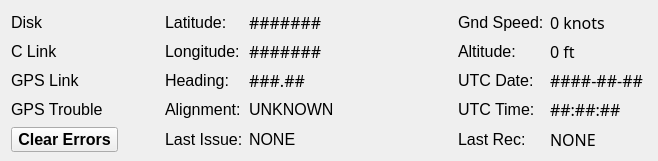
nasa-jpl/FlightView, file flightindicators.ui: the form before one commit.
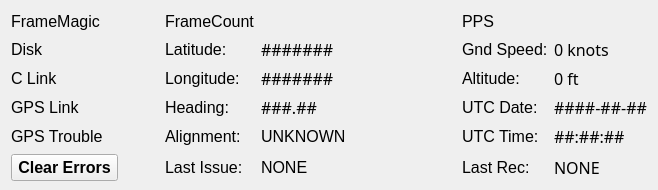
The form after the commit. Custom widgets are drawn as their Qt base class.

Commit message:
Frame row-zero checking
also removes a minor bug in the RTP server code and corrects for an
issue where the UDP logging was attempted when not configured.

Patch:
```diff
--- a/flightindicators.ui
+++ b/flightindicators.ui
@@ -7,19 +7,19 @@
     <x>0</x>
     <y>0</y>
     <width>658</width>
-    <height>161</height>
+    <height>190</height>
    </rect>
   </property>
   <property name="minimumSize">
    <size>
     <width>658</width>
-    <height>161</height>
+    <height>190</height>
    </size>
   </property>
   <property name="maximumSize">
    <size>
     <width>731</width>
-    <height>161</height>
+    <height>190</height>
    </size>
   </property>
   <property name="font">
@@ -34,7 +34,7 @@
    <property name="bottomMargin">
     <number>9</number>
    </property>
-   <item row="2" column="0">
+   <item row="3" column="0">
     <widget class="QLabel" name="label_15">
      <property name="font">
       <font>
@@ -46,7 +46,7 @@
      </property>
     </widget>
    </item>
-   <item row="0" column="3">
+   <item row="1" column="3">
     <widget class="QLabel" name="label_24">
      <property name="font">
       <font>
@@ -58,7 +58,7 @@
      </property>
     </widget>
    </item>
-   <item row="1" column="3">
+   <item row="2" column="3">
     <widget class="QLabel" name="label_11">
      <property name="font">
       <font>
@@ -70,7 +70,7 @@
      </property>
     </widget>
    </item>
-   <item row="3" column="1">
+   <item row="4" column="1">
     <widget class="QLedLabel" name="gpsTroubleLED">
      <property name="minimumSize">
       <size>
@@ -88,7 +88,7 @@
      </property>
     </widget>
    </item>
-   <item row="2" column="7">
+   <item row="3" column="7">
     <widget class="QLabel" name="utcDateLabel">
      <property name="font">
       <font>
@@ -101,7 +101,7 @@
      </property>
     </widget>
    </item>
-   <item row="0" column="4">
+   <item row="1" column="4">
     <widget class="QLabel" name="latLabel">
      <property name="font">
       <font>
@@ -114,7 +114,7 @@
      </property>
     </widget>
    </item>
-   <item row="2" column="6">
+   <item row="3" column="6">
     <widget class="QLabel" name="label_56">
      <property name="font">
       <font>
@@ -126,7 +126,7 @@
      </property>
     </widget>
    </item>
-   <item row="1" column="0">
+   <item row="2" column="0">
     <widget class="QLabel" name="imageLabel">
      <property name="font">
       <font>
@@ -138,20 +138,20 @@
      </property>
     </widget>
    </item>
-   <item row="1" column="4">
-    <widget class="QLabel" name="longLabel">
-     <property name="font">
-      <font>
-       <family>IntelOne Mono</family>
-       <pointsize>12</pointsize>
-      </font>
-     </property>
-     <property name="text">
-      <string>#######</string>
-     </property>
-    </widget>
-   </item>
    <item row="2" column="4">
+    <widget class="QLabel" name="longLabel">
+     <property name="font">
+      <font>
+       <family>IntelOne Mono</family>
+       <pointsize>12</pointsize>
+      </font>
+     </property>
+     <property name="text">
+      <string>#######</string>
+     </property>
+    </widget>
+   </item>
+   <item row="3" column="4">
     <widget class="QLabel" name="headingLabel">
      <property name="font">
       <font>
@@ -164,7 +164,7 @@
      </property>
     </widget>
    </item>
-   <item row="0" column="2">
+   <item row="1" column="2">
     <widget class="QLabel" name="label_60">
      <property name="minimumSize">
       <size>
@@ -183,7 +183,7 @@
      </property>
     </widget>
    </item>
-   <item row="0" column="6">
+   <item row="1" column="6">
     <widget class="QLabel" name="label_26">
      <property name="font">
       <font>
@@ -195,7 +195,7 @@
      </property>
     </widget>
    </item>
-   <item row="0" column="8">
+   <item row="1" column="8">
     <spacer name="horizontalSpacer">
      <property name="orientation">
       <enum>Qt::Horizontal</enum>
@@ -208,7 +208,7 @@
      </property>
     </spacer>
    </item>
-   <item row="0" column="7">
+   <item row="1" column="7">
     <widget class="QLabel" name="groundSpeedLabel">
      <property name="font">
       <font>
@@ -221,7 +221,7 @@
      </property>
     </widget>
    </item>
-   <item row="1" column="6">
+   <item row="2" column="6">
     <widget class="QLabel" name="label_28">
      <property name="font">
       <font>
@@ -233,7 +233,7 @@
      </property>
     </widget>
    </item>
-   <item row="0" column="1">
+   <item row="1" column="1">
     <widget class="QLedLabel" name="diskLED">
      <property name="minimumSize">
       <size>
@@ -251,7 +251,7 @@
      </property>
     </widget>
    </item>
-   <item row="2" column="3">
+   <item row="3" column="3">
     <widget class="QLabel" name="label_20">
      <property name="font">
       <font>
@@ -263,7 +263,7 @@
      </property>
     </widget>
    </item>
-   <item row="1" column="1">
+   <item row="2" column="1">
     <widget class="QLedLabel" name="imageLED">
      <property name="minimumSize">
       <size>
@@ -281,7 +281,7 @@
      </property>
     </widget>
    </item>
-   <item row="1" column="7">
+   <item row="2" column="7">
     <widget class="QLabel" name="altitudeLabel">
      <property name="font">
       <font>
@@ -294,7 +294,7 @@
      </property>
     </widget>
    </item>
-   <item row="0" column="0">
+   <item row="1" column="0">
     <widget class="QLabel" name="label_2">
      <property name="font">
       <font>
@@ -306,7 +306,7 @@
      </property>
     </widget>
    </item>
-   <item row="0" column="5">
+   <item row="1" column="5">
     <widget class="QLabel" name="label_7">
      <property name="minimumSize">
       <size>
@@ -325,7 +325,7 @@
      </property>
     </widget>
    </item>
-   <item row="3" column="0">
+   <item row="4" column="0">
     <widget class="QLabel" name="label_16">
      <property name="font">
       <font>
@@ -337,7 +337,7 @@
      </property>
     </widget>
    </item>
-   <item row="3" column="3">
+   <item row="4" column="3">
     <widget class="QLabel" name="label_29">
      <property name="font">
       <font>
@@ -349,7 +349,7 @@
      </property>
     </widget>
    </item>
-   <item row="3" column="4">
+   <item row="4" column="4">
     <widget class="QLabel" name="alignmentLabel">
      <property name="font">
       <font>
@@ -361,7 +361,7 @@
      </property>
     </widget>
    </item>
-   <item row="3" column="6">
+   <item row="4" column="6">
     <widget class="QLabel" name="label_54">
      <property name="font">
       <font>
@@ -373,7 +373,7 @@
      </property>
     </widget>
    </item>
-   <item row="3" column="7">
+   <item row="4" column="7">
     <widget class="QLabel" name="utcTimeLabel">
      <property name="font">
       <font>
@@ -386,7 +386,7 @@
      </property>
     </widget>
    </item>
-   <item row="4" column="6">
+   <item row="5" column="6">
     <widget class="QLabel" name="label_8">
      <property name="font">
       <font>
@@ -398,7 +398,7 @@
      </property>
     </widget>
    </item>
-   <item row="4" column="7">
+   <item row="5" column="7">
     <widget class="QLabel" name="lastRecLabel">
      <property name="font">
       <font>
@@ -411,7 +411,7 @@
      </property>
     </widget>
    </item>
-   <item row="4" column="4">
+   <item row="5" column="4">
     <widget class="QLabel" name="lastIssueLabel">
      <property name="minimumSize">
       <size>
@@ -424,14 +424,14 @@
      </property>
     </widget>
    </item>
-   <item row="4" column="3">
+   <item row="5" column="3">
     <widget class="QLabel" name="label_10">
      <property name="text">
       <string>Last Issue:</string>
      </property>
     </widget>
    </item>
-   <item row="2" column="1">
+   <item row="3" column="1">
     <widget class="QLedLabel" name="gpsLinkLED">
      <property name="minimumSize">
       <size>
@@ -444,7 +444,7 @@
      </property>
     </widget>
    </item>
-   <item row="4" column="0" colspan="2">
+   <item row="5" column="0" colspan="2">
     <widget class="QPushButton" name="clearErrorsBtn">
      <property name="font">
       <font>
@@ -458,6 +458,45 @@
      </property>
     </widget>
    </item>
+   <item row="0" column="0">
+    <widget class="QLabel" name="label_fhFrame">
+     <property name="font"><font><pointsize>12</pointsize></font></property>
+     <property name="text"><string>FrameMagic</string></property>
+    </widget>
+   </item>
+   <item row="0" column="1">
+    <widget class="QLedLabel" name="frameMagicLED">
+     <property name="minimumSize"><size><width>0</width><height>0</height></size></property>
+     <property name="font"><font><pointsize>12</pointsize></font></property>
+     <property name="text"><string/></property>
+    </widget>
+   </item>
+   <item row="0" column="3">
+    <widget class="QLabel" name="label_fhCount">
+     <property name="font"><font><pointsize>12</pointsize></font></property>
+     <property name="text"><string>FrameCount</string></property>
+    </widget>
+   </item>
+   <item row="0" column="4">
+    <widget class="QLedLabel" name="frameCountLED">
+     <property name="minimumSize"><size><width>0</width><height>0</height></size></property>
+     <property name="font"><font><pointsize>12</pointsize></font></property>
+     <property name="text"><string/></property>
+    </widget>
+   </item>
+   <item row="0" column="6">
+    <widget class="QLabel" name="label_fhPPS">
+     <property name="font"><font><pointsize>12</pointsize></font></property>
+     <property name="text"><string>PPS</string></property>
+    </widget>
+   </item>
+   <item row="0" column="7">
+    <widget class="QLedLabel" name="ppsCountLED">
+     <property name="minimumSize"><size><width>0</width><height>0</height></size></property>
+     <property name="font"><font><pointsize>12</pointsize></font></property>
+     <property name="text"><string/></property>
+    </widget>
+   </item>
   </layout>
  </widget>
  <customwidgets>
```
The commit also changes 16 other files.
